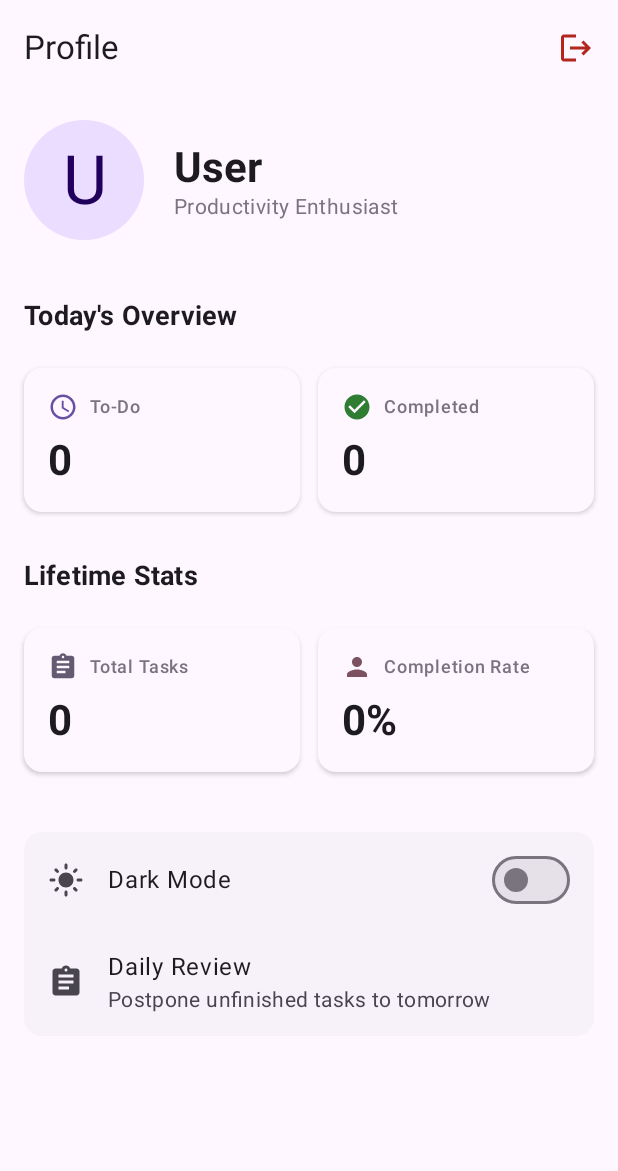
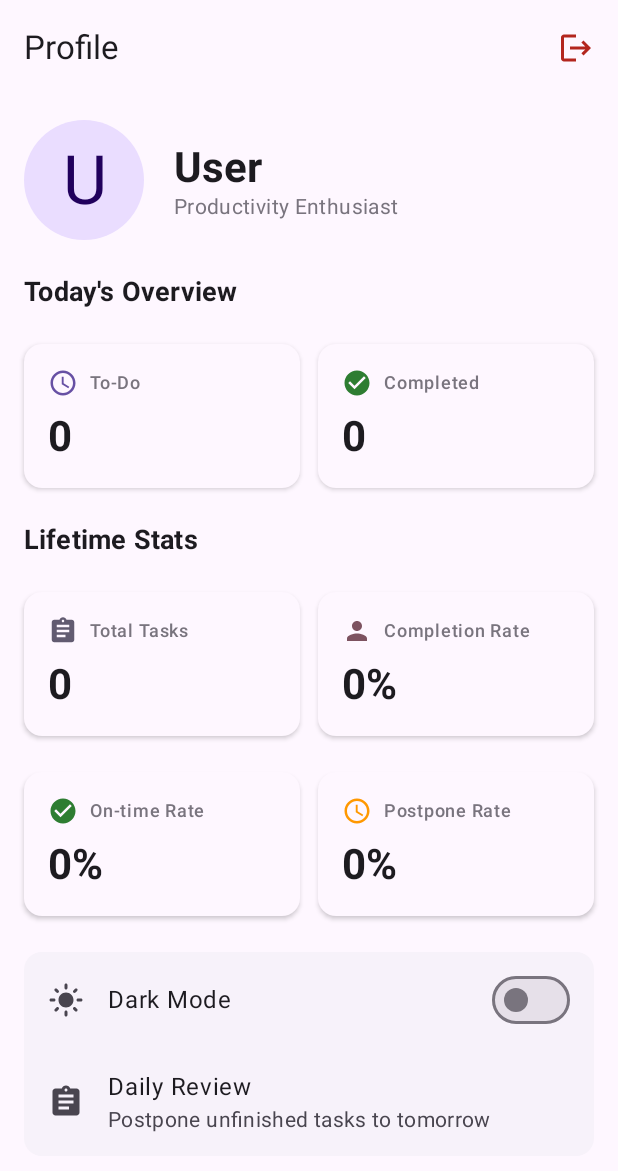
Before and after one commit to jamesye0003-blip/CS501-E1-Semester-Project, an Android app built with Jetpack Compose: the UserProfileScreen screen opened through its navigation route, on a phone screen of 412 x 824 dp. Shown: the top 1171 px of the screen. Run offline under Robolectric (Android 15) with nearby library versions, the phone set to English and light mode, and no system bars; our stand-ins replace Room's generated code.

Commit message:
feat(profile): add on-time vs postponed completion stats
- Add two new StatCards to UserProfileScreen Lifetime Stats:
  - On-time completion rate
  - Postponed completion rate
- Compute completion breakdown based on TaskEntity status:
  - isDone=true && isPostponed=false → on-time completed
  - isDone=true && isPostponed=true → postponed completed
- Extend Daily Review logic to mark tasks as postponed:
  - When a task is deferred to the next day, update its time
  - Set isPostponed from false to true accordingly

```diff
--- a/app/src/main/java/com/example/lattice/data/DefaultTaskRepository.kt
+++ b/app/src/main/java/com/example/lattice/data/DefaultTaskRepository.kt
@@ -108,4 +108,28 @@ class DefaultTaskRepository(private val context: Context) : TaskRepository {
             taskDao.softDeleteTasksByIds(ids, syncStatus, now)
         }
     }
+
+    /**
+     * Update isPostponed status for specific tasks.
+     * Used when postponing tasks to tomorrow.
+     */
+    suspend fun updatePostponedStatus(ids: List<String>, isPostponed: Boolean) {
+        withContext(Dispatchers.IO) {
+            if (ids.isEmpty()) return@withContext
+            val now = System.currentTimeMillis()
+            taskDao.updatePostponedStatus(ids, isPostponed, now)
+        }
+    }
+
+    /**
+     * Get statistics for completed tasks.
+     * Returns: Pair<onTimeCount, postponedCount>
+     */
+    suspend fun getCompletedTaskStats(userId: String): Pair<Int, Int> {
+        return withContext(Dispatchers.IO) {
+            val onTimeCount = taskDao.getOnTimeCompletedCount(userId)
+            val postponedCount = taskDao.getPostponedCompletedCount(userId)
+            Pair(onTimeCount, postponedCount)
+        }
+    }
 }
--- a/app/src/main/java/com/example/lattice/data/local/room/dao/TaskDao.kt
+++ b/app/src/main/java/com/example/lattice/data/local/room/dao/TaskDao.kt
@@ -67,6 +67,44 @@ interface TaskDao {
     @Update
     suspend fun updateTask(task: TaskEntity)
 
+    /**
+     * Batch update isPostponed field for specific task ids.
+     * Used when postponing tasks to tomorrow.
+     */
+    @Query("""
+        UPDATE tasks
+        SET isPostponed = :isPostponed,
+            updatedAt = :updatedAt
+        WHERE id IN (:ids)
+    """)
+    suspend fun updatePostponedStatus(ids: List<String>, isPostponed: Boolean, updatedAt: Long)
+
+    /**
+     * Get count of on-time completed tasks (isDone=1, isPostponed=0).
+     */
+    @Query("""
+        SELECT COUNT(*)
+        FROM tasks
+        WHERE userId = :userId
+            AND isDone = 1
+            AND isPostponed = 0
+            AND isDeleted = 0
+    """)
+    suspend fun getOnTimeCompletedCount(userId: String): Int
+
+    /**
+     * Get count of postponed completed tasks (isDone=1, isPostponed=1).
+     */
+    @Query("""
+        SELECT COUNT(*)
+        FROM tasks
+        WHERE userId = :userId
+            AND isDone = 1
+            AND isPostponed = 1
+            AND isDeleted = 0
+    """)
+    suspend fun getPostponedCompletedCount(userId: String): Int
+
     // DELETE functions (soft delete)
     /**
      * Soft delete: mark task as deleted instead of physical deletion.
--- a/app/src/main/java/com/example/lattice/ui/screens/UserProfileScreen.kt
+++ b/app/src/main/java/com/example/lattice/ui/screens/UserProfileScreen.kt
@@ -15,8 +15,7 @@ import androidx.compose.foundation.layout.height
 import androidx.compose.foundation.layout.padding
 import androidx.compose.foundation.layout.size
 import androidx.compose.foundation.layout.width
-import androidx.compose.foundation.lazy.grid.GridCells
-import androidx.compose.foundation.lazy.grid.LazyVerticalGrid
+import androidx.compose.foundation.lazy.LazyColumn
 import androidx.compose.foundation.shape.CircleShape
 import androidx.compose.foundation.shape.RoundedCornerShape
 import androidx.compose.material.icons.Icons
@@ -58,6 +57,14 @@ import androidx.compose.ui.text.font.FontWeight
 import androidx.compose.ui.unit.dp
 import com.example.lattice.domain.model.Task
 import com.example.lattice.domain.time.filterTodayTasks
+import androidx.compose.runtime.LaunchedEffect
+import androidx.compose.ui.platform.LocalContext
+import com.example.lattice.data.DefaultTaskRepository
+import com.example.lattice.data.local.datastore.authDataStore
+import androidx.datastore.preferences.core.stringPreferencesKey
+import kotlinx.coroutines.Dispatchers
+import kotlinx.coroutines.flow.first
+import kotlinx.coroutines.withContext
 
 @OptIn(ExperimentalMaterial3Api::class)
 @Composable
@@ -69,6 +76,7 @@ fun UserProfileScreen(
     onPostponeTodayTasks: () -> Unit,
     onLogout: () -> Unit
 ) {
+    val context = LocalContext.current
     var showDailyReview by remember { mutableStateOf(false) }
 
     val todayTasks = remember(tasks) { filterTodayTasks(tasks) }
@@ -77,6 +85,28 @@ fun UserProfileScreen(
 
     val totalCompletedLifetime = remember(tasks) { tasks.count { it.done } }
     val totalTasksLifetime = tasks.size
+
+    // Get completed task statistics (on-time vs postponed)
+    var onTimeCompletedCount by remember { mutableStateOf(0) }
+    var postponedCompletedCount by remember { mutableStateOf(0) }
+
+    LaunchedEffect(tasks) {
+        // Get current user ID from DataStore
+        val userId = withContext(Dispatchers.IO) {
+            context.authDataStore.data.first()[stringPreferencesKey("user_id")]
+        }
+
+        if (userId != null) {
+            val repo = DefaultTaskRepository(context)
+            val (onTime, postponed) = repo.getCompletedTaskStats(userId)
+            onTimeCompletedCount = onTime
+            postponedCompletedCount = postponed
+        }
+    }
+
+    val totalCompleted = onTimeCompletedCount + postponedCompletedCount
+    val onTimeRate = if (totalCompleted > 0) (onTimeCompletedCount * 100 / totalCompleted) else 0
+    val postponeRate = if (totalCompleted > 0) (postponedCompletedCount * 100 / totalCompleted) else 0
 
     Scaffold(
         topBar = {
@@ -99,19 +129,17 @@ fun UserProfileScreen(
             )
         }
     ) { innerPadding ->
-        Column(
+        LazyColumn(
             modifier = Modifier
                 .fillMaxSize()
-                .padding(innerPadding)
-                .padding(horizontal = 16.dp),
+                .padding(innerPadding),
+            contentPadding = PaddingValues(horizontal = 16.dp, vertical = 16.dp),
             verticalArrangement = Arrangement.spacedBy(24.dp)
         ) {
-
             // 1. User Identity Card (Big & Bold)
+            item {
                 Row(
-                modifier = Modifier
-                    .fillMaxWidth()
-                    .padding(vertical = 16.dp),
+                    modifier = Modifier.fillMaxWidth(),
                     verticalAlignment = Alignment.CenterVertically
                 ) {
                     Surface(
@@ -141,14 +169,18 @@ fun UserProfileScreen(
                         )
                     }
                 }
+            }
 
-            // 2. Dashboard Grid (The "Orderly" Part)
+            // 2. Today's Overview Section
+            item {
                 Text(
                     "Today's Overview",
                     style = MaterialTheme.typography.titleMedium,
                     fontWeight = FontWeight.Bold
                 )
+            }
 
+            item {
                 Row(
                     modifier = Modifier.fillMaxWidth(),
                     horizontalArrangement = Arrangement.spacedBy(12.dp)
@@ -170,14 +202,18 @@ fun UserProfileScreen(
                         modifier = Modifier.weight(1f)
                     )
                 }
+            }
 
+            // 3. Lifetime Stats Section
+            item {
                 Text(
                     "Lifetime Stats",
                     style = MaterialTheme.typography.titleMedium,
-                fontWeight = FontWeight.Bold,
-                modifier = Modifier.padding(top = 8.dp)
+                    fontWeight = FontWeight.Bold
                 )
+            }
 
+            item {
                 Row(
                     modifier = Modifier.fillMaxWidth(),
                     horizontalArrangement = Arrangement.spacedBy(12.dp)
@@ -197,12 +233,35 @@ fun UserProfileScreen(
                         modifier = Modifier.weight(1f)
                     )
                 }
+            }
 
-            // 3. Settings / Actions Section
+            item {
+                Row(
+                    modifier = Modifier.fillMaxWidth(),
+                    horizontalArrangement = Arrangement.spacedBy(12.dp)
+                ) {
+                    StatCard(
+                        label = "On-time Rate",
+                        value = "$onTimeRate%",
+                        icon = Icons.Default.CheckCircle,
+                        color = Color(0xFF2E7D32), // Success Green
+                        modifier = Modifier.weight(1f)
+                    )
+                    StatCard(
+                        label = "Postpone Rate",
+                        value = "$postponeRate%",
+                        icon = Icons.Default.Schedule,
+                        color = Color(0xFFFF9800), // Orange
+                        modifier = Modifier.weight(1f)
+                    )
+                }
+            }
+
+            // 4. Settings / Actions Section
+            item {
                 Surface(
                     shape = RoundedCornerShape(12.dp),
                     color = MaterialTheme.colorScheme.surfaceContainerLow, // Subtle background
-                modifier = Modifier.padding(top = 16.dp)
                 ) {
                     Column {
                         ListItem(
@@ -231,6 +290,7 @@ fun UserProfileScreen(
                                 ),
                             colors = ListItemDefaults.colors(containerColor = Color.Transparent)
                         )
+                    }
                 }
             }
         }
--- a/app/src/main/java/com/example/lattice/viewModel/TaskViewModel.kt
+++ b/app/src/main/java/com/example/lattice/viewModel/TaskViewModel.kt
@@ -137,6 +137,7 @@ class TaskViewModel(application: Application) : AndroidViewModel(application) {
         val todayIds = todayTasks.map { it.id }.toSet()
 
         val systemZone = ZoneId.systemDefault()
+        val postponedIds = mutableListOf<String>()
 
         _tasks.value = _tasks.value.map { task ->
             if (!task.done && task.id in todayIds && task.dueAt != null) {
@@ -144,12 +145,21 @@ class TaskViewModel(application: Application) : AndroidViewModel(application) {
                 val zonedDateTime = TimeConverter.toZonedDateTime(task.dueAt, systemZone)
                 val newZonedDateTime = zonedDateTime.plusDays(1)
                 val newDueAt = newZonedDateTime.toInstant()
+                postponedIds.add(task.id)
                 task.copy(dueAt = newDueAt)
             } else {
                 task
             }
         }
         saveNow()
+
+        // Update isPostponed status in database
+        if (postponedIds.isNotEmpty()) {
+            viewModelScope.launch {
+                val defaultRepo = repo as? com.example.lattice.data.DefaultTaskRepository
+                defaultRepo?.updatePostponedStatus(postponedIds, isPostponed = true)
+            }
+        }
     }
 
     fun setSelectedFilter(filter: TaskFilter) {
```
Lines whose indentation alone changed are shown as unchanged.
